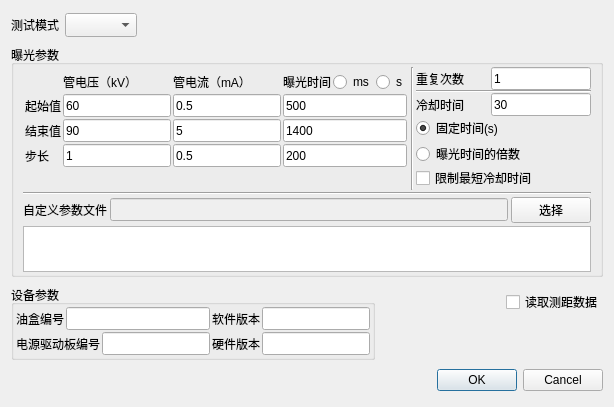
curious-heart/X-exposer-tool, file test_param_settings.ui: the form before one commit.
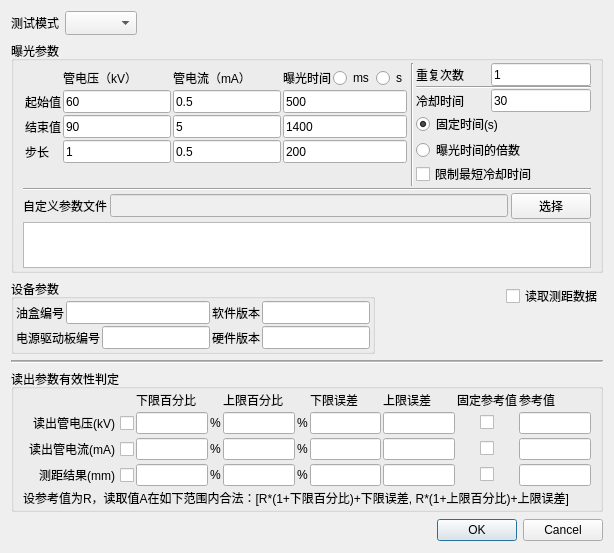
The form after the commit.

Commit message: Add auto-judge-test-result function. Not complete yet. Next step: construct the parameters setting GUI from code.

```diff
--- a/test_param_settings.ui
+++ b/test_param_settings.ui
@@ -7,7 +7,7 @@
     <x>0</x>
     <y>0</y>
     <width>614</width>
-    <height>407</height>
+    <height>470</height>
    </rect>
   </property>
   <property name="sizePolicy">
@@ -31,13 +31,7 @@
   <property name="windowTitle">
    <string>Dialog</string>
   </property>
-  <layout class="QVBoxLayout" name="verticalLayout_7">
-   <property name="spacing">
-    <number>6</number>
-   </property>
-   <property name="sizeConstraint">
-    <enum>QLayout::SetDefaultConstraint</enum>
-   </property>
+  <layout class="QVBoxLayout" name="verticalLayout_8">
    <item>
     <layout class="QHBoxLayout" name="horizontalLayout">
      <item>
@@ -740,6 +734,401 @@
      </item>
     </layout>
    </item>
+   <item>
+    <widget class="Line" name="line_4">
+     <property name="frameShadow">
+      <enum>QFrame::Sunken</enum>
+     </property>
+     <property name="lineWidth">
+      <number>1</number>
+     </property>
+     <property name="midLineWidth">
+      <number>1</number>
+     </property>
+     <property name="orientation">
+      <enum>Qt::Horizontal</enum>
+     </property>
+    </widget>
+   </item>
+   <item>
+    <widget class="QGroupBox" name="groupBox_3">
+     <property name="title">
+      <string>读出参数有效性判定</string>
+     </property>
+     <layout class="QVBoxLayout" name="verticalLayout_7">
+      <property name="spacing">
+       <number>2</number>
+      </property>
+      <property name="topMargin">
+       <number>2</number>
+      </property>
+      <property name="bottomMargin">
+       <number>2</number>
+      </property>
+      <item>
+       <layout class="QGridLayout" name="gridLayout_3">
+        <property name="sizeConstraint">
+         <enum>QLayout::SetDefaultConstraint</enum>
+        </property>
+        <property name="verticalSpacing">
+         <number>2</number>
+        </property>
+        <item row="0" column="1">
+         <widget class="QLabel" name="lowEdgePctLbl">
+          <property name="text">
+           <string>下限百分比</string>
+          </property>
+         </widget>
+        </item>
+        <item row="0" column="2">
+         <widget class="QLabel" name="upEdgePctLbl">
+          <property name="text">
+           <string>上限百分比</string>
+          </property>
+         </widget>
+        </item>
+        <item row="0" column="3">
+         <widget class="QLabel" name="lowErrValLbl">
+          <property name="text">
+           <string>下限误差</string>
+          </property>
+         </widget>
+        </item>
+        <item row="0" column="4">
+         <widget class="QLabel" name="upErrValLbl">
+          <property name="text">
+           <string>上限误差</string>
+          </property>
+         </widget>
+        </item>
+        <item row="0" column="5">
+         <widget class="QLabel" name="isFixedRefLbl">
+          <property name="text">
+           <string>固定参考值</string>
+          </property>
+         </widget>
+        </item>
+        <item row="0" column="6">
+         <widget class="QLabel" name="fixedRefLbl">
+          <property name="text">
+           <string>参考值</string>
+          </property>
+         </widget>
+        </item>
+        <item row="1" column="0">
+         <widget class="QCheckBox" name="voltKVChkbox">
+          <property name="layoutDirection">
+           <enum>Qt::RightToLeft</enum>
+          </property>
+          <property name="text">
+           <string>读出管电压(kV)</string>
+          </property>
+         </widget>
+        </item>
+        <item row="1" column="1">
+         <layout class="QHBoxLayout" name="horizontalLayout_15">
+          <item>
+           <widget class="QLineEdit" name="voltKVLowEdgePctLEdit">
+            <property name="sizePolicy">
+             <sizepolicy hsizetype="Expanding" vsizetype="Maximum">
+              <horstretch>0</horstretch>
+              <verstretch>0</verstretch>
+             </sizepolicy>
+            </property>
+           </widget>
+          </item>
+          <item>
+           <widget class="QLabel" name="label_7">
+            <property name="text">
+             <string>%</string>
+            </property>
+           </widget>
+          </item>
+         </layout>
+        </item>
+        <item row="1" column="2">
+         <layout class="QHBoxLayout" name="horizontalLayout_16">
+          <item>
+           <widget class="QLineEdit" name="voltKVUpEdgePctLEdit">
+            <property name="sizePolicy">
+             <sizepolicy hsizetype="Expanding" vsizetype="Maximum">
+              <horstretch>0</horstretch>
+              <verstretch>0</verstretch>
+             </sizepolicy>
+            </property>
+           </widget>
+          </item>
+          <item>
+           <widget class="QLabel" name="label_8">
+            <property name="text">
+             <string>%</string>
+            </property>
+           </widget>
+          </item>
+         </layout>
+        </item>
+        <item row="1" column="3">
+         <widget class="QLineEdit" name="voltKVLowEdgeErrValLEdit">
+          <property name="sizePolicy">
+           <sizepolicy hsizetype="Expanding" vsizetype="Maximum">
+            <horstretch>0</horstretch>
+            <verstretch>0</verstretch>
+           </sizepolicy>
+          </property>
+         </widget>
+        </item>
+        <item row="1" column="4">
+         <widget class="QLineEdit" name="voltKVUpEdgeErrValLEdit">
+          <property name="sizePolicy">
+           <sizepolicy hsizetype="Expanding" vsizetype="Maximum">
+            <horstretch>0</horstretch>
+            <verstretch>0</verstretch>
+           </sizepolicy>
+          </property>
+         </widget>
+        </item>
+        <item row="1" column="5">
+         <layout class="QHBoxLayout" name="horizontalLayout_21">
+          <item>
+           <spacer name="horizontalSpacer_4">
+            <property name="orientation">
+             <enum>Qt::Horizontal</enum>
+            </property>
+            <property name="sizeHint" stdset="0">
+             <size>
+              <width>18</width>
+              <height>17</height>
+             </size>
+            </property>
+           </spacer>
+          </item>
+          <item>
+           <widget class="QCheckBox" name="voltKVIsFixedRefChkbox">
+            <property name="sizePolicy">
+             <sizepolicy hsizetype="Minimum" vsizetype="Maximum">
+              <horstretch>0</horstretch>
+              <verstretch>0</verstretch>
+             </sizepolicy>
+            </property>
+            <property name="layoutDirection">
+             <enum>Qt::RightToLeft</enum>
+            </property>
+            <property name="text">
+             <string/>
+            </property>
+           </widget>
+          </item>
+          <item>
+           <spacer name="horizontalSpacer_5">
+            <property name="orientation">
+             <enum>Qt::Horizontal</enum>
+            </property>
+            <property name="sizeHint" stdset="0">
+             <size>
+              <width>18</width>
+              <height>17</height>
+             </size>
+            </property>
+           </spacer>
+          </item>
+         </layout>
+        </item>
+        <item row="1" column="6">
+         <widget class="QLineEdit" name="voltKVFixedRefVal">
+          <property name="sizePolicy">
+           <sizepolicy hsizetype="Expanding" vsizetype="Maximum">
+            <horstretch>0</horstretch>
+            <verstretch>0</verstretch>
+           </sizepolicy>
+          </property>
+         </widget>
+        </item>
+        <item row="2" column="0">
+         <widget class="QCheckBox" name="amtmAChkbox">
+          <property name="layoutDirection">
+           <enum>Qt::RightToLeft</enum>
+          </property>
+          <property name="text">
+           <string>读出管电流(mA)</string>
+          </property>
+         </widget>
+        </item>
+        <item row="2" column="1">
+         <layout class="QHBoxLayout" name="horizontalLayout_18">
+          <item>
+           <widget class="QLineEdit" name="amtmALowEdgePctLEdit"/>
+          </item>
+          <item>
+           <widget class="QLabel" name="label_10">
+            <property name="text">
+             <string>%</string>
+            </property>
+           </widget>
+          </item>
+         </layout>
+        </item>
+        <item row="2" column="2">
+         <layout class="QHBoxLayout" name="horizontalLayout_17">
+          <item>
+           <widget class="QLineEdit" name="amtmAUpEdgePctLEdit"/>
+          </item>
+          <item>
+           <widget class="QLabel" name="label_9">
+            <property name="text">
+             <string>%</string>
+            </property>
+           </widget>
+          </item>
+         </layout>
+        </item>
+        <item row="2" column="3">
+         <widget class="QLineEdit" name="amtmALowEdgeErrValLEdit"/>
+        </item>
+        <item row="2" column="4">
+         <widget class="QLineEdit" name="amtmAUpEdgeErrValLEdit"/>
+        </item>
+        <item row="2" column="5">
+         <layout class="QHBoxLayout" name="horizontalLayout_22">
+          <item>
+           <spacer name="horizontalSpacer_6">
+            <property name="orientation">
+             <enum>Qt::Horizontal</enum>
+            </property>
+            <property name="sizeHint" stdset="0">
+             <size>
+              <width>18</width>
+              <height>17</height>
+             </size>
+            </property>
+           </spacer>
+          </item>
+          <item>
+           <widget class="QCheckBox" name="amtmAIsFixedRefChkbox">
+            <property name="layoutDirection">
+             <enum>Qt::RightToLeft</enum>
+            </property>
+            <property name="text">
+             <string/>
+            </property>
+           </widget>
+          </item>
+          <item>
+           <spacer name="horizontalSpacer_7">
+            <property name="orientation">
+             <enum>Qt::Horizontal</enum>
+            </property>
+            <property name="sizeHint" stdset="0">
+             <size>
+              <width>18</width>
+              <height>17</height>
+             </size>
+            </property>
+           </spacer>
+          </item>
+         </layout>
+        </item>
+        <item row="2" column="6">
+         <widget class="QLineEdit" name="amtmAFixedRefValLEdit"/>
+        </item>
+        <item row="3" column="0">
+         <widget class="QCheckBox" name="distmmChkbox">
+          <property name="layoutDirection">
+           <enum>Qt::RightToLeft</enum>
+          </property>
+          <property name="text">
+           <string>测距结果(mm)</string>
+          </property>
+         </widget>
+        </item>
+        <item row="3" column="1">
+         <layout class="QHBoxLayout" name="horizontalLayout_20">
+          <item>
+           <widget class="QLineEdit" name="distmmLowEdgePctLEdit"/>
+          </item>
+          <item>
+           <widget class="QLabel" name="label_12">
+            <property name="text">
+             <string>%</string>
+            </property>
+           </widget>
+          </item>
+         </layout>
+        </item>
+        <item row="3" column="2">
+         <layout class="QHBoxLayout" name="horizontalLayout_19">
+          <item>
+           <widget class="QLineEdit" name="distmmUpEdgePctLEdit"/>
+          </item>
+          <item>
+           <widget class="QLabel" name="label_11">
+            <property name="text">
+             <string>%</string>
+            </property>
+           </widget>
+          </item>
+         </layout>
+        </item>
+        <item row="3" column="3">
+         <widget class="QLineEdit" name="distmmLowEdgeErrValLEdit"/>
+        </item>
+        <item row="3" column="4">
+         <widget class="QLineEdit" name="distmmUpEdgeErrValLEdit"/>
+        </item>
+        <item row="3" column="5">
+         <layout class="QHBoxLayout" name="horizontalLayout_23">
+          <item>
+           <spacer name="horizontalSpacer_8">
+            <property name="orientation">
+             <enum>Qt::Horizontal</enum>
+            </property>
+            <property name="sizeHint" stdset="0">
+             <size>
+              <width>18</width>
+              <height>17</height>
+             </size>
+            </property>
+           </spacer>
+          </item>
+          <item>
+           <widget class="QCheckBox" name="distmmIsFixedRefChkbox">
+            <property name="layoutDirection">
+             <enum>Qt::RightToLeft</enum>
+            </property>
+            <property name="text">
+             <string/>
+            </property>
+           </widget>
+          </item>
+          <item>
+           <spacer name="horizontalSpacer_9">
+            <property name="orientation">
+             <enum>Qt::Horizontal</enum>
+            </property>
+            <property name="sizeHint" stdset="0">
+             <size>
+              <width>18</width>
+              <height>17</height>
+             </size>
+            </property>
+           </spacer>
+          </item>
+         </layout>
+        </item>
+        <item row="3" column="6">
+         <widget class="QLineEdit" name="distmmFixedValLEdit"/>
+        </item>
+       </layout>
+      </item>
+      <item>
+       <widget class="QLabel" name="label_13">
+        <property name="text">
+         <string>设参考值为R，读取值A在如下范围内合法：[R*(1+下限百分比)+下限误差, R*(1+上限百分比)+上限误差]</string>
+        </property>
+       </widget>
+      </item>
+     </layout>
+    </widget>
+   </item>
    <item>
     <widget class="QDialogButtonBox" name="buttonBox">
      <property name="minimumSize">
```
The commit also changes 9 other files.
